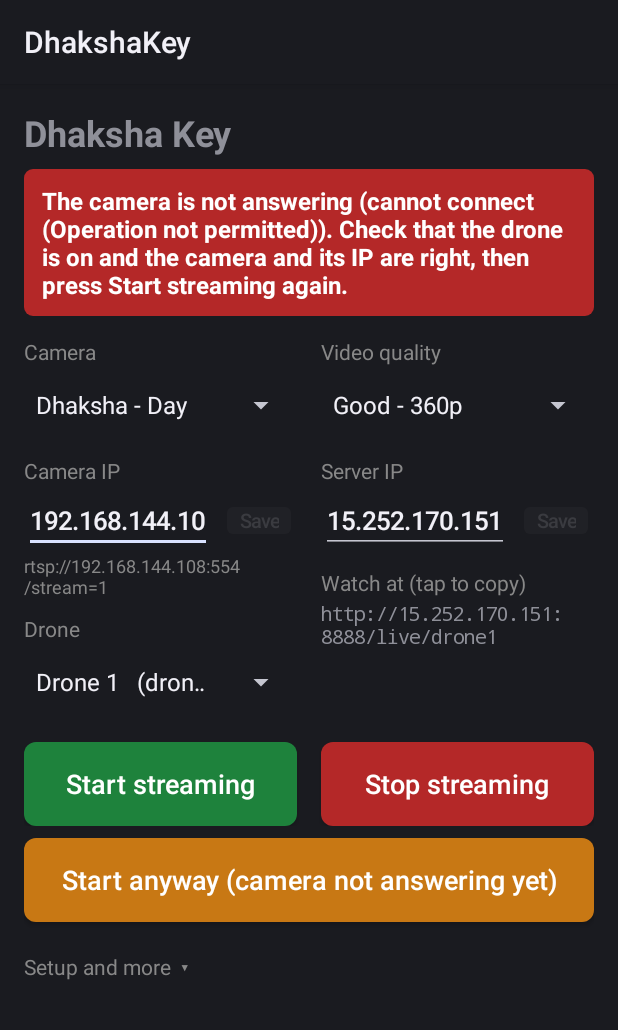
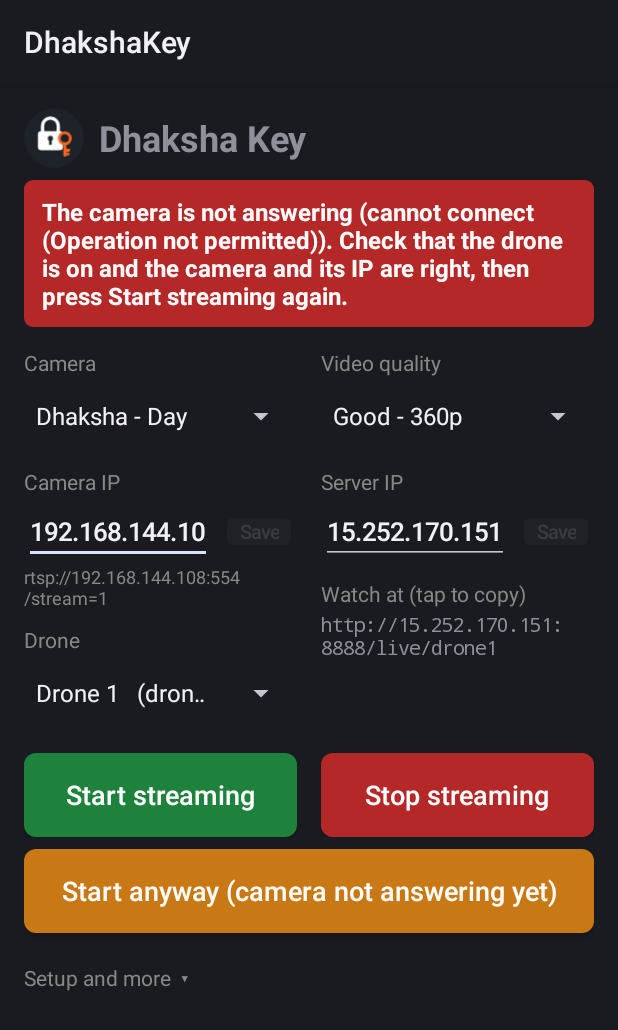
Before and after one commit to mariappanchellam/qgroundcontrol-v4.2.3, an Android app: the screen it shows after launch (MainActivity), after a tap on "Start streaming", on a phone screen of 412 x 824 dp. Shown: the top 1030 px of the screen. Run offline under Robolectric (Android 15) with nearby library versions, the phone set to English and light mode, and no system bars.

Commit message:
feat(dhaksha-key): key-and-lock app logo, simpler Setup and more (4.1)
- New app icon: a white padlock with an orange key on the dark Dhaksha
  background, as an adaptive icon (Android 8+) and a round vector icon
  for older launchers; the same logo sits next to the title.
- "Setup and more" no longer shows the server password or the home test
  video. The built-in password is used (or one saved by an earlier
  version); the home test still runs from Termux with
  ~/stream_aws_home.sh.

Co-Authored-By: Claude Opus 5.5 <noreply@anthropic.com>
Claude-Session: https://claude.ai/code/session_01DRpwcSNKG1Zcnq5aNBpz9b

```diff
--- a/tools/dhaksha/key-android/app/build.gradle
+++ b/tools/dhaksha/key-android/app/build.gradle
@@ -10,8 +10,8 @@ android {
         applicationId 'com.dhaksha.key'
         minSdk 21
         targetSdk 28
-        versionCode 13
-        versionName '4.0'
+        versionCode 14
+        versionName '4.1'
     }
 
     compileOptions {
--- a/tools/dhaksha/key-android/app/src/main/AndroidManifest.xml
+++ b/tools/dhaksha/key-android/app/src/main/AndroidManifest.xml
@@ -13,7 +13,8 @@
 
     <application
         android:label="DhakshaKey"
-        android:icon="@android:drawable/ic_lock_lock"
+        android:icon="@mipmap/ic_launcher"
+        android:roundIcon="@mipmap/ic_launcher"
         android:theme="@android:style/Theme.DeviceDefault">
 
         <activity
--- a/tools/dhaksha/key-android/app/src/main/java/com/dhaksha/key/MainActivity.java
+++ b/tools/dhaksha/key-android/app/src/main/java/com/dhaksha/key/MainActivity.java
@@ -25,6 +25,7 @@ import android.widget.AdapterView;
 import android.widget.ArrayAdapter;
 import android.widget.Button;
 import android.widget.EditText;
+import android.widget.ImageView;
 import android.widget.LinearLayout;
 import android.widget.ScrollView;
 import android.widget.Spinner;
@@ -48,7 +49,8 @@ import java.nio.charset.StandardCharsets;
  * answers, writes the tested streaming script with these values to ~/stream_aws_<camera>.sh in Termux and
  * runs it in a Termux window. The script retries by itself when the camera or the internet drops, and reports
  * how it is doing on a local UDP port, shown in the message bar at the top ("Data rate too low ...").
- * The drone's lat, lon and altitude are always written on the video.
+ * The drone's lat, lon and altitude are always written on the video. The server password is built in (or the
+ * one saved by an earlier version); the home test video runs from Termux with ~/stream_aws_home.sh.
  *
  * Termux runs commands through its RUN_COMMAND service, which needs once:
  * allow-external-apps = true in Termux, and the "Run commands in Termux environment" permission.
@@ -90,7 +92,6 @@ public class MainActivity extends Activity {
     private TextView watchLink;
     private Button startButton;
     private Button startAnyway;
-    private EditText password;
 
     private boolean checking;
     private boolean streaming;
@@ -115,11 +116,17 @@ public class MainActivity extends Activity {
         int pad = dp(16);
         page.setPadding(pad, pad, pad, pad);
 
+        LinearLayout titleRow = row(page);
+        ImageView logo = new ImageView(this);
+        logo.setImageResource(R.drawable.ic_logo);
+        LinearLayout.LayoutParams logoParams = new LinearLayout.LayoutParams(dp(40), dp(40));
+        logoParams.rightMargin = dp(10);
+        titleRow.addView(logo, logoParams);
         TextView title = new TextView(this);
         title.setText("Dhaksha Key");
         title.setTextSize(24);
         title.setTypeface(Typeface.DEFAULT_BOLD);
-        page.addView(title);
+        titleRow.addView(title);
 
         banner = new TextView(this);
         banner.setTextSize(16);
@@ -185,9 +192,9 @@ public class MainActivity extends Activity {
         LinearLayout buttons = new LinearLayout(this);
         buttons.setOrientation(LinearLayout.HORIZONTAL);
         page.addView(buttons, fullWidth(dp(16)));
-        startButton = addBigButton(buttons, "Start streaming", GREEN, 0, v -> start(false, false));
+        startButton = addBigButton(buttons, "Start streaming", GREEN, 0, v -> start(false));
         addBigButton(buttons, "Stop streaming", RED, dp(16), v -> stop());
-        startAnyway = addBigButton(page, "Start anyway (camera not answering yet)", ORANGE, 0, v -> start(true, false));
+        startAnyway = addBigButton(page, "Start anyway (camera not answering yet)", ORANGE, 0, v -> start(true));
         ((LinearLayout.LayoutParams) startAnyway.getLayoutParams()).topMargin = dp(8);
         startAnyway.setVisibility(View.GONE);
 
@@ -226,16 +233,6 @@ public class MainActivity extends Activity {
     }
 
     private void buildSetup(LinearLayout block) {
-        addLabel(block, "Server password (the one given when the server was set up)");
-        password = addField(block, StreamScripts.DEFAULT_PASSWORD);
-        password.setText(prefs.getString("password", StreamScripts.DEFAULT_PASSWORD));
-        password.setInputType(InputType.TYPE_CLASS_TEXT | InputType.TYPE_TEXT_VARIATION_VISIBLE_PASSWORD);
-
-        addLabel(block, "Home test without a camera: copy " + StreamScripts.TEST_VIDEO
-                + " to the Download folder and run  termux-setup-storage  once in Termux. A made-up TEST "
-                + "position is written on the video.");
-        addButton(block, "Start home test video", v -> start(false, true));
-
         addLabel(block, "First time on this MK15:\n"
                 + "1. Install Termux from F-Droid.\n"
                 + "2. In Termux run once:  pkg install ffmpeg python  and then the command below.\n"
@@ -270,7 +267,6 @@ public class MainActivity extends Activity {
                 .putString("cameraTag", camera().fileTag)
                 .putInt("drone", droneSpinner.getSelectedItemPosition())
                 .putInt("quality", qualitySpinner.getSelectedItemPosition())
-                .putString("password", text(password))
                 .apply();
     }
 
@@ -335,25 +331,28 @@ public class MainActivity extends Activity {
         return droneSpinner.getSelectedItemPosition() + 1;
     }
 
+    /** The built-in server password, or the one an earlier version let the operator save */
+    private String password() {
+        return prefs.getString("password", StreamScripts.DEFAULT_PASSWORD);
+    }
+
     // ---- Start / Stop ----
 
     /** Checks the inputs and the camera, then saves the script and runs it in Termux. */
-    private void start(boolean skipCameraCheck, boolean homeTest) {
+    private void start(boolean skipCameraCheck) {
         if (checking) {
             return;
         }
-        final String rtsp = homeTest ? null : camera().rtsp(text(cameraIp));
-        String problem = StreamScripts.validate(rtsp, text(serverIp), droneNumber(), text(password));
+        final String rtsp = camera().rtsp(text(cameraIp));
+        String problem = StreamScripts.validate(rtsp, text(serverIp), droneNumber(), password());
         if (problem != null) {
             showBanner(problem, RED);
             return;
         }
         // Starting uses what is typed, so it is kept as the saved IPs too
-        if (!homeTest) {
-            saveCameraIp(false);
-        }
+        saveCameraIp(false);
         saveServerIp(false);
-        if (skipCameraCheck || homeTest) {
+        if (skipCameraCheck) {
             saveAndRun(rtsp);
             return;
         }
@@ -376,13 +375,12 @@ public class MainActivity extends Activity {
         }).start();
     }
 
-    /** rtsp is null for the home test, where test.mp4 is sent instead of a camera. */
     private void saveAndRun(String rtsp) {
-        StreamScripts.Camera camera = rtsp == null ? null : camera();
-        String scriptPath = camera == null ? StreamScripts.HOME_SCRIPT : camera.scriptPath();
-        String nightRtsp = camera == null ? null : camera.nightRtsp(text(cameraIp));
+        StreamScripts.Camera camera = camera();
+        String scriptPath = camera.scriptPath();
+        String nightRtsp = camera.nightRtsp(text(cameraIp));
         String stream = StreamScripts.streamScript(camera, rtsp, nightRtsp, text(serverIp), droneNumber(),
-                text(password), quality(), true);
+                password(), quality(), true);
         String reader = readAsset("dhaksha_telemetry.py");
         if (reader == null) {
             showBanner("The position reader is missing from this app.", RED);
--- /dev/null
+++ b/tools/dhaksha/key-android/app/src/main/res/drawable/ic_logo.xml
@@ -0,0 +1,19 @@
+<?xml version="1.0" encoding="utf-8"?>
+<!-- DhakshaKey logo: a padlock with a key (108 x 108, the adaptive icon grid) -->
+<vector xmlns:android="http://schemas.android.com/apk/res/android"
+    android:width="108dp"
+    android:height="108dp"
+    android:viewportWidth="108"
+    android:viewportHeight="108">
+    <path android:pathData="M54,0 A54,54 0 1 1 54,108 A54,54 0 1 1 54,0 Z" android:fillColor="#FF1E2229" />
+    <group android:pivotX="55.5" android:pivotY="61.5" android:scaleX="1.18" android:scaleY="1.18"
+        android:translateX="-1.5" android:translateY="-7.5">
+        <!-- padlock -->
+        <path android:pathData="M38,52 V43 A12,12 0 0 1 62,43 V52" android:strokeColor="#FFFFFFFF" android:strokeWidth="5" />
+        <path android:pathData="M36,51 H64 A5,5 0 0 1 69,56 V75 A5,5 0 0 1 64,80 H36 A5,5 0 0 1 31,75 V56 A5,5 0 0 1 36,51 Z" android:fillColor="#FFFFFFFF" />
+        <path android:pathData="M46,62 A4,4 0 1 1 54,62 A4,4 0 1 1 46,62 Z M48,62 H52 V72 H48 Z" android:fillColor="#FF1E2229" />
+        <!-- key, in front at the lower right -->
+        <path android:pathData="M63.5,62 A8.5,8.5 0 1 1 80.5,62 A8.5,8.5 0 1 1 63.5,62 Z" android:fillColor="#FF1E2229" android:strokeColor="#FFF26522" android:strokeWidth="4.5" />
+        <path android:pathData="M72,70.5 V88 M72,80 H78 M72,86 H77" android:strokeColor="#FFF26522" android:strokeWidth="4.5" android:strokeLineCap="round" />
+    </group>
+</vector>
--- /dev/null
+++ b/tools/dhaksha/key-android/app/src/main/res/mipmap-anydpi-v26/ic_launcher.xml
@@ -0,0 +1,5 @@
+<?xml version="1.0" encoding="utf-8"?>
+<adaptive-icon xmlns:android="http://schemas.android.com/apk/res/android">
+    <background android:drawable="@color/ic_launcher_background" />
+    <foreground android:drawable="@drawable/ic_launcher_foreground" />
+</adaptive-icon>
--- /dev/null
+++ b/tools/dhaksha/key-android/app/src/main/res/values/colors.xml
@@ -0,0 +1,4 @@
+<?xml version="1.0" encoding="utf-8"?>
+<resources>
+    <color name="ic_launcher_background">#1E2229</color>
+</resources>
```
Also changed, not shown: tools/dhaksha/key-android/app/src/main/res/drawable/ic_launcher_foreground.xml (added, +18 -0 lines), tools/dhaksha/key-android/app/src/main/res/mipmap/ic_launcher.xml (added, +19 -0 lines).
